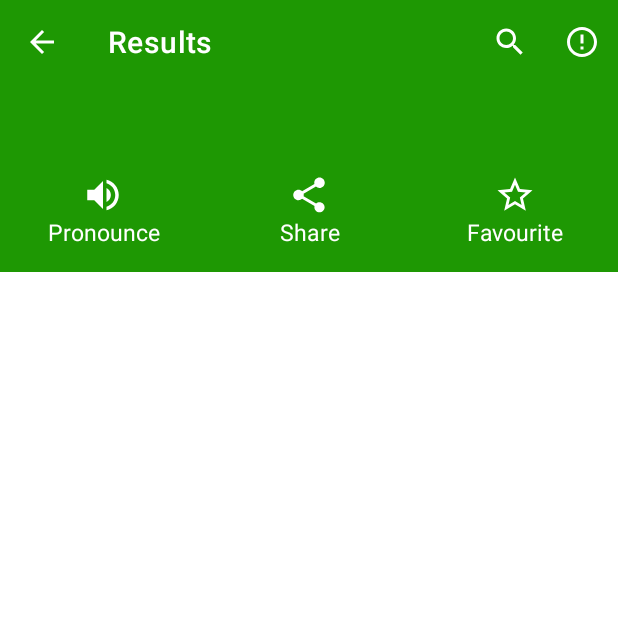
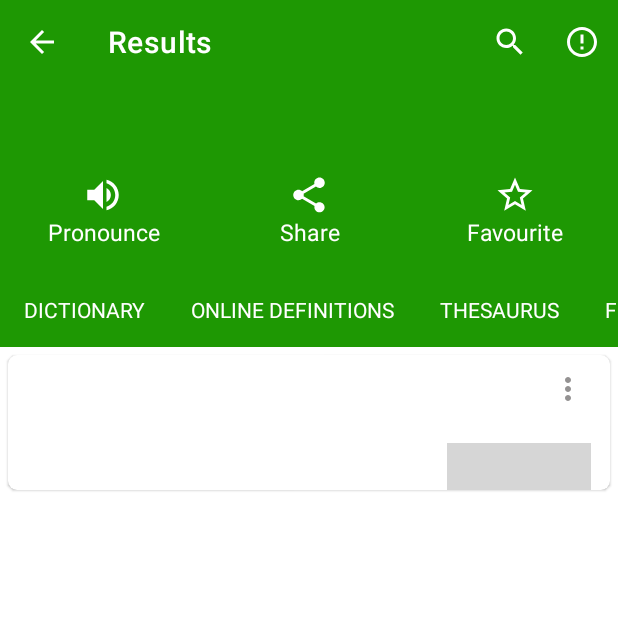
Before and after one commit to Shihara-Dilshan/Sinhala-Dictionary, an Android app: the Results screen opened directly, with no data from a screen before it, on a phone screen of 412 x 824 dp, the top half of it. Run offline under Robolectric (Android 15) with nearby library versions, the phone set to English and light mode, and no system bars; 4 statements that could not run were skipped; grey boxes are pictures that could not be loaded.

Commit message:
view result screen completed

```diff
--- a/app/src/main/java/com/example/sinhaladictionary/Results.java
+++ b/app/src/main/java/com/example/sinhaladictionary/Results.java
@@ -6,6 +6,8 @@ import android.os.Bundle;
 import android.view.Menu;
 import android.view.MenuInflater;
 import android.widget.TextView;
+
+import com.example.sinhaladictionary.fragments.DictionaryResultFragment;
 
 public class Results extends AppCompatActivity {
 
@@ -19,13 +21,33 @@ public class Results extends AppCompatActivity {
 
         resultWord = findViewById(R.id.result_word);
         resultWord.setText(getIntent().getStringExtra("word"));
+
+        String definitions = getIntent().getStringExtra("definitions");
+        //String[] definitionsArr = definitions.split(",");
+
+//        for(String definition: definitionsArr){
+//            System.out.println(definition.replace("[" , "").replace("]","").replace("\"", ""));
+//        }
+
+        displayOfflineDictionaryResult(definitions);
     }
 
     @Override
     public boolean onCreateOptionsMenu(Menu menu) {
         MenuInflater menuInflater = getMenuInflater();
         menuInflater.inflate(R.menu.results_menu, menu);
-
         return true;
     }
+
+    public void displayOfflineDictionaryResult(String definitions){
+        Bundle bundle = new Bundle();
+        DictionaryResultFragment dictionaryResultFragment = new DictionaryResultFragment();
+        dictionaryResultFragment.setArguments(bundle);
+
+        bundle.putString("definitions", definitions);
+        androidx.fragment.app.FragmentManager fragmentManager = getSupportFragmentManager();
+        fragmentManager.beginTransaction()
+                .replace(R.id.result_screen, dictionaryResultFragment)
+                .commit();
+    }
 }
--- /dev/null
+++ b/app/src/main/java/com/example/sinhaladictionary/adapters/ResultAdapter.java
@@ -0,0 +1,55 @@
+package com.example.sinhaladictionary.adapters;
+
+import android.view.LayoutInflater;
+import android.view.View;
+import android.view.ViewGroup;
+import android.widget.TextView;
+
+import androidx.annotation.NonNull;
+import androidx.recyclerview.widget.RecyclerView;
+
+import com.example.sinhaladictionary.R;
+import com.example.sinhaladictionary.models.SinhalaMeaning;
+
+import java.util.List;
+
+public class ResultAdapter extends RecyclerView.Adapter<ResultAdapter.ViewHolder> {
+    private List<SinhalaMeaning> sinhalaMeanings;
+
+    public ResultAdapter(List<SinhalaMeaning> sinhalaMeanings) {
+        this.sinhalaMeanings = sinhalaMeanings;
+    }
+
+    @NonNull
+    @Override
+    public ResultAdapter.ViewHolder onCreateViewHolder(@NonNull ViewGroup parent, int viewType) {
+        View view = LayoutInflater.from(parent.getContext()).inflate(R.layout.result_word_card, parent, false);
+        return new ResultAdapter.ViewHolder(view);
+    }
+
+    @Override
+    public void onBindViewHolder(@NonNull ResultAdapter.ViewHolder holder, int position) {
+        String meaing = sinhalaMeanings.get(position).getMean();
+
+        holder.setData(meaing);
+
+    }
+
+    @Override
+    public int getItemCount() {
+        return sinhalaMeanings.size();
+    }
+
+    public static class ViewHolder extends RecyclerView.ViewHolder {
+        private TextView textView;
+
+        public ViewHolder(@NonNull View itemView) {
+            super(itemView);
+            textView =itemView.findViewById(R.id.textView3);
+        }
+
+        public void setData(String meaning){
+            textView.setText(meaning);
+        }
+    }
+}
--- /dev/null
+++ b/app/src/main/java/com/example/sinhaladictionary/fragments/DictionaryResultFragment.java
@@ -0,0 +1,69 @@
+package com.example.sinhaladictionary.fragments;
+
+import android.content.Intent;
+import android.os.Bundle;
+
+import androidx.fragment.app.Fragment;
+import androidx.recyclerview.widget.LinearLayoutManager;
+import androidx.recyclerview.widget.RecyclerView;
+
+import android.view.LayoutInflater;
+import android.view.View;
+import android.view.ViewGroup;
+import android.widget.LinearLayout;
+
+import com.example.sinhaladictionary.R;
+import com.example.sinhaladictionary.Results;
+import com.example.sinhaladictionary.adapters.ResultAdapter;
+import com.example.sinhaladictionary.adapters.WordAdapter;
+import com.example.sinhaladictionary.models.EnglishWord;
+import com.example.sinhaladictionary.models.SinhalaMeaning;
+
+import java.util.ArrayList;
+import java.util.List;
+
+public class DictionaryResultFragment extends Fragment {
+    private String definitions;
+    private LinearLayout spinnerContainer;
+    private RecyclerView meaningRecyclerView;
+    private LinearLayoutManager linearLayoutManager;
+    private List<SinhalaMeaning> sinhalaMeanings;
+    private ResultAdapter resultAdapter;
+
+    @Override
+    public View onCreateView(LayoutInflater inflater, ViewGroup container,
+                             Bundle savedInstanceState) {
+
+
+        View view =  inflater.inflate(R.layout.fragment_dictionary_result, container, false);
+
+        definitions = getArguments().getString("definitions");
+        sinhalaMeanings = convertStringToListOfMean(definitions);
+        initRecycleView(view);
+        return view;
+    }
+
+    private void initRecycleView(View view){
+        meaningRecyclerView = view.findViewById(R.id.dic_result_sinahala_recycleview);
+        linearLayoutManager = new LinearLayoutManager(getContext());
+        linearLayoutManager.setOrientation(RecyclerView.VERTICAL);
+        meaningRecyclerView.setLayoutManager(linearLayoutManager);
+        resultAdapter = new ResultAdapter(sinhalaMeanings);
+        meaningRecyclerView.setAdapter(resultAdapter);
+        resultAdapter.notifyDataSetChanged();
+    }
+
+    private List<SinhalaMeaning> convertStringToListOfMean(String meaningAsString){
+        List<SinhalaMeaning> sinhalaMeanings = new ArrayList<>();
+        String[] definitionsArr = meaningAsString.split(",");
+
+        for(String definition: definitionsArr){
+            SinhalaMeaning sinhalaMeanObj = new SinhalaMeaning(definition.replace("[" , "").replace("]","").replace("\"", ""));
+            sinhalaMeanings.add(sinhalaMeanObj);
+        }
+
+        return sinhalaMeanings;
+    }
+
+
+}
--- a/app/src/main/java/com/example/sinhaladictionary/fragments/EnglishWords.java
+++ b/app/src/main/java/com/example/sinhaladictionary/fragments/EnglishWords.java
@@ -124,6 +124,7 @@ public class EnglishWords extends Fragment {
             public void onItemClick(EnglishWord englishWord) {
                 Intent intent = new Intent(getContext(), Results.class);
                 intent.putExtra("word", englishWord.getWord());
+                intent.putExtra("definitions", englishWord.getDefinition());
                 startActivity(intent);
             }
         });
--- /dev/null
+++ b/app/src/main/java/com/example/sinhaladictionary/models/SinhalaMeaning.java
@@ -0,0 +1,27 @@
+package com.example.sinhaladictionary.models;
+
+public class SinhalaMeaning {
+    private String mean;
+
+    public SinhalaMeaning() {
+    }
+
+    public SinhalaMeaning(String mean) {
+        this.mean = mean;
+    }
+
+    public String getMean() {
+        return mean;
+    }
+
+    public void setMean(String mean) {
+        this.mean = mean;
+    }
+
+    @Override
+    public String toString() {
+        return "SinhalaMeaning{" +
+                "mean='" + mean + '\'' +
+                '}';
+    }
+}
--- a/app/src/main/res/drawable/ic_baseline_volume_up_24.xml
+++ b/app/src/main/res/drawable-v24/ic_baseline_volume_up_24_white.xml
@@ -1,4 +1,4 @@
-<vector android:height="24dp" android:tint="#FFFFFF"
+<vector android:height="24dp" android:tint="@android:color/white"
     android:viewportHeight="24" android:viewportWidth="24"
     android:width="24dp" xmlns:android="http://schemas.android.com/apk/res/android">
     <path android:fillColor="@android:color/white" android:pathData="M3,9v6h4l5,5L12,4L7,9L3,9zM16.5,12c0,-1.77 -1.02,-3.29 -2.5,-4.03v8.05c1.48,-0.73 2.5,-2.25 2.5,-4.02zM14,3.23v2.06c2.89,0.86 5,3.54 5,6.71s-2.11,5.85 -5,6.71v2.06c4.01,-0.91 7,-4.49 7,-8.77s-2.99,-7.86 -7,-8.77z"/>
--- /dev/null
+++ b/app/src/main/res/drawable/ic_baseline_more_vert_24.xml
@@ -0,0 +1,5 @@
+<vector android:height="24dp" android:tint="#949292"
+    android:viewportHeight="24" android:viewportWidth="24"
+    android:width="24dp" xmlns:android="http://schemas.android.com/apk/res/android">
+    <path android:fillColor="@android:color/white" android:pathData="M12,8c1.1,0 2,-0.9 2,-2s-0.9,-2 -2,-2 -2,0.9 -2,2 0.9,2 2,2zM12,10c-1.1,0 -2,0.9 -2,2s0.9,2 2,2 2,-0.9 2,-2 -0.9,-2 -2,-2zM12,16c-1.1,0 -2,0.9 -2,2s0.9,2 2,2 2,-0.9 2,-2 -0.9,-2 -2,-2z"/>
+</vector>
--- a/app/src/main/res/layout/activity_results.xml
+++ b/app/src/main/res/layout/activity_results.xml
@@ -13,7 +13,7 @@
         android:id="@+id/result_word"
         android:gravity="center_vertical"
         android:textColor="@color/white"
-        android:textSize="17sp"
+        android:textSize="20sp"
         android:paddingLeft="15dp"
         android:paddingRight="15dp"
         android:background="@color/green_dark"/>
@@ -38,7 +38,7 @@
                 android:layout_height="55dp"
                 android:layout_weight="1"
                 android:gravity="center_horizontal"
-                android:src="@drawable/ic_baseline_volume_up_24"/>
+                android:src="@drawable/ic_baseline_volume_up_24_white"/>
 
             <TextView
                 android:layout_width="match_parent"
@@ -107,6 +107,65 @@
         </LinearLayout>
 
     </LinearLayout>
+    <HorizontalScrollView
+        android:layout_width="match_parent"
+        android:layout_height="50dp"
+        android:scrollbars="none"
+        android:scrollIndicators="none">
+        <LinearLayout
+            android:layout_width="wrap_content"
+            android:layout_height="match_parent"
+            android:orientation="horizontal">
+
+            <TextView
+                android:layout_width="wrap_content"
+                android:layout_height="match_parent"
+                android:id="@+id/result_dictionary_btn"
+                android:text="DICTIONARY"
+                android:background="@color/green_dark"
+                android:padding="15dp"
+                android:textColor="@color/white"
+                android:gravity="center_horizontal|center_vertical"
+                android:layout_gravity="center_vertical|center_horizontal"/>
+            <TextView
+                android:layout_width="wrap_content"
+                android:layout_height="match_parent"
+                android:id="@+id/result_online_definitions_btn"
+                android:text="ONLINE DEFINITIONS"
+                android:background="@color/green_dark"
+                android:padding="15dp"
+                android:textColor="@color/white"
+                android:gravity="center_horizontal|center_vertical"
+                android:layout_gravity="center_vertical|center_horizontal"/>
+            <TextView
+                android:layout_width="wrap_content"
+                android:layout_height="match_parent"
+                android:id="@+id/result_thesaurus_btn"
+                android:text="THESAURUS"
+                android:background="@color/green_dark"
+                android:padding="15dp"
+                android:textColor="@color/white"
+                android:gravity="center_horizontal|center_vertical"
+                android:layout_gravity="center_vertical|center_horizontal"/>
+            <TextView
+                android:layout_width="wrap_content"
+                android:layout_height="match_parent"
+                android:id="@+id/result_from_the_web_btn"
+                android:text="FROM THE WEB"
+                android:background="@color/green_dark"
+                android:padding="15dp"
+                android:textColor="@color/white"
+                android:gravity="center_horizontal|center_vertical"
+                android:layout_gravity="center_vertical|center_horizontal"/>
+
+        </LinearLayout>
+    </HorizontalScrollView>
+    <FrameLayout
+        android:layout_width="match_parent"
+        android:layout_height="match_parent"
+        android:id="@+id/result_screen">
+
+    </FrameLayout>
 
 
 </LinearLayout>
--- /dev/null
+++ b/app/src/main/res/layout/fragment_dictionary_result.xml
@@ -0,0 +1,18 @@
+<?xml version="1.0" encoding="utf-8"?>
+<androidx.constraintlayout.widget.ConstraintLayout xmlns:android="http://schemas.android.com/apk/res/android"
+    xmlns:app="http://schemas.android.com/apk/res-auto"
+    xmlns:tools="http://schemas.android.com/tools"
+    android:layout_width="match_parent"
+    android:layout_height="match_parent"
+    tools:context=".fragments.DictionaryResultFragment">
+
+
+    <androidx.recyclerview.widget.RecyclerView
+        android:layout_width="match_parent"
+        android:layout_height="match_parent"
+        android:id="@+id/dic_result_sinahala_recycleview"
+        app:layout_constraintBottom_toBottomOf="parent"
+        app:layout_constraintEnd_toEndOf="parent"
+        app:layout_constraintStart_toStartOf="parent"
+        app:layout_constraintTop_toTopOf="parent" />
+</androidx.constraintlayout.widget.ConstraintLayout>
--- /dev/null
+++ b/app/src/main/res/layout/result_word_card.xml
@@ -0,0 +1,63 @@
+<?xml version="1.0" encoding="utf-8"?>
+<LinearLayout xmlns:android="http://schemas.android.com/apk/res/android"
+    xmlns:app="http://schemas.android.com/apk/res-auto"
+    xmlns:tools="http://schemas.android.com/tools"
+    android:layout_width="match_parent"
+    android:layout_height="100dp"
+    android:id="@+id/english_word_card"
+    android:orientation="horizontal">
+
+    <androidx.cardview.widget.CardView
+        android:layout_width="match_parent"
+        android:layout_height="90dp"
+        android:layout_margin="5dp"
+        android:translationZ="1dp"
+        app:cardCornerRadius="6dp"
+        app:cardElevation="0dp">
+
+
+        <androidx.constraintlayout.widget.ConstraintLayout
+            android:layout_width="match_parent"
+            android:layout_height="match_parent">
+
+            <com.google.android.material.imageview.ShapeableImageView
+                android:id="@+id/shapeableImageView"
+                android:layout_width="wrap_content"
+                android:layout_height="wrap_content"
+                android:src="@drawable/ic_baseline_more_vert_24"
+                app:layout_constraintBottom_toBottomOf="parent"
+                app:layout_constraintEnd_toEndOf="parent"
+                app:layout_constraintHorizontal_bias="0.958"
+                app:layout_constraintStart_toStartOf="parent"
+                app:layout_constraintTop_toTopOf="parent"
+                app:layout_constraintVertical_bias="0.16000003" />
+
+            <com.google.android.material.imageview.ShapeableImageView
+                android:id="@+id/shapeableImageView2"
+                android:layout_width="wrap_content"
+                android:layout_height="wrap_content"
+                android:layout_marginTop="24dp"
+                android:src="@drawable/ic_baseline_volume_up_24"
+                app:layout_constraintEnd_toEndOf="parent"
+                app:layout_constraintHorizontal_bias="0.958"
+                app:layout_constraintStart_toStartOf="parent"
+                app:layout_constraintTop_toBottomOf="@+id/shapeableImageView" />
+
+            <TextView
+                android:id="@+id/textView3"
+                android:layout_width="wrap_content"
+                android:layout_height="wrap_content"
+                android:text="TextView"
+                android:textColor="#989292"
+                android:textSize="18sp"
+                android:textStyle="bold"
+                app:layout_constraintBottom_toBottomOf="parent"
+                app:layout_constraintEnd_toStartOf="@+id/shapeableImageView"
+                app:layout_constraintHorizontal_bias="0.055"
+                app:layout_constraintStart_toStartOf="parent"
+                app:layout_constraintTop_toTopOf="parent" />
+        </androidx.constraintlayout.widget.ConstraintLayout>
+    </androidx.cardview.widget.CardView>
+
+
+</LinearLayout>
```
